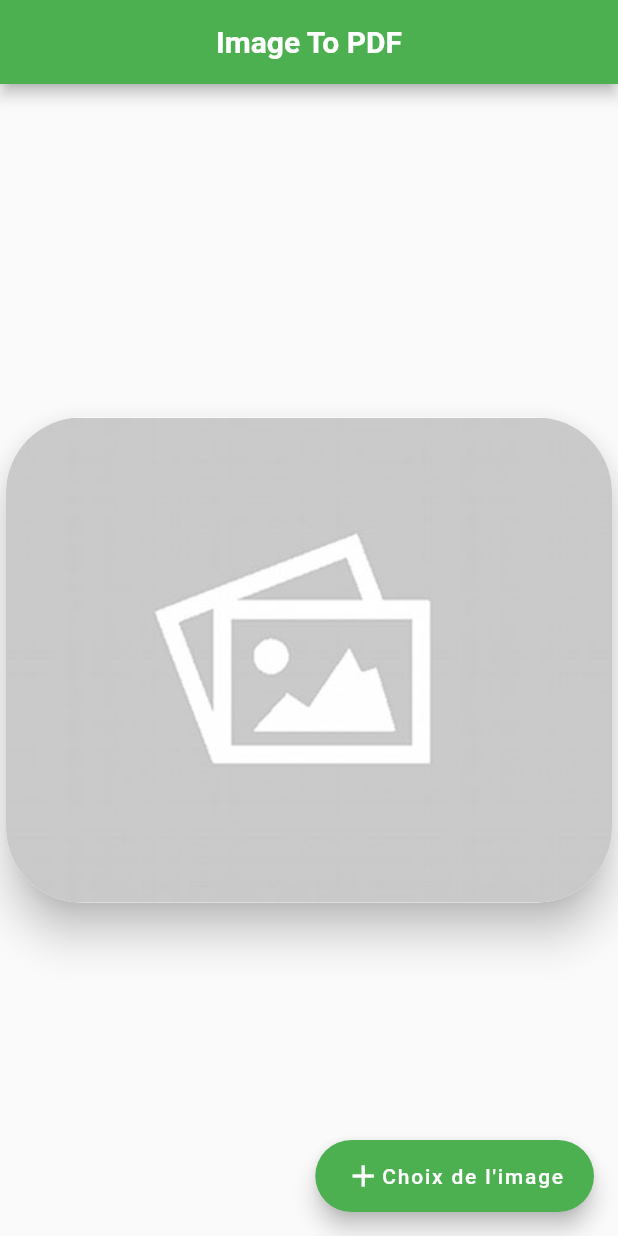
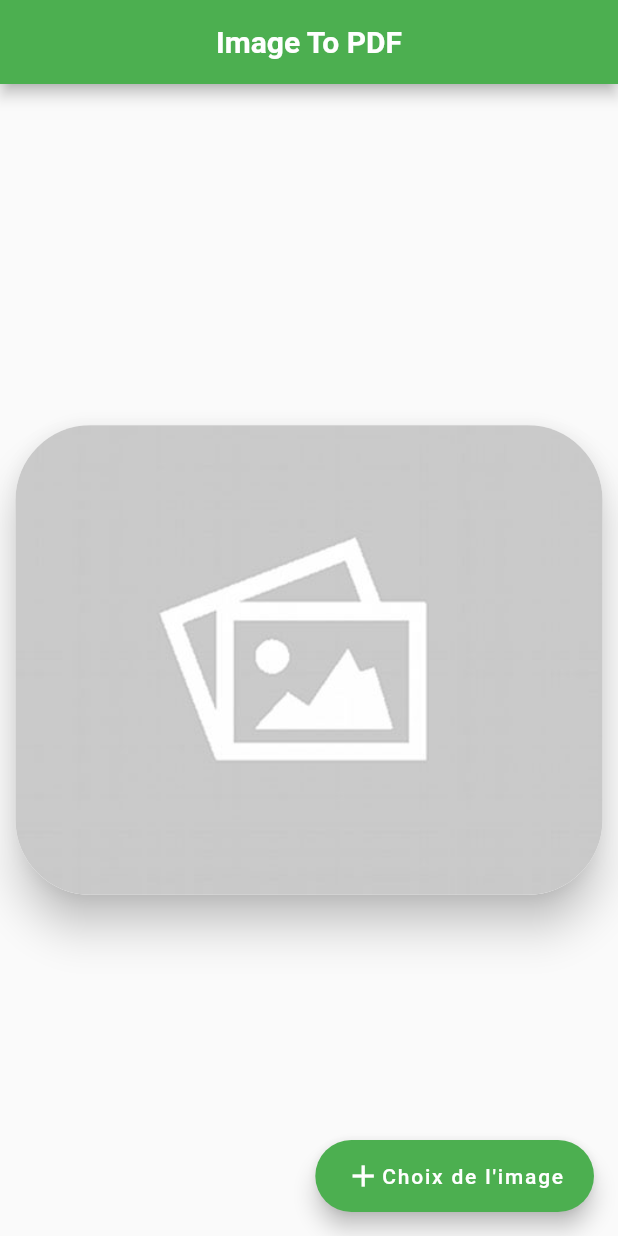
Before and after one commit to Maxvyr/Image_to_PDF, a Flutter app: the screen it shows after launch, on a phone screen of 412 x 824 dp. Run offline on Flutter 3.47's test engine with Material 2 defaults, Android fonts, the phone set to English and light mode, and no system bars; our stand-ins replace image_picker, open_file, pdf.

Commit message:
design image empty + add listening if user click on image empty to open choice image

```diff
--- a/lib/views/home_page.dart
+++ b/lib/views/home_page.dart
@@ -26,7 +26,9 @@ class _MyHomePageState extends State<MyHomePage> {
       ),
       body: Center(
         child: (_imageFile == null)
-            ? ViewImageEmpty()
+            ? ViewImageEmpty(
+                callback: _pickImage,
+              )
             : ViewImageSelected(_imageFile!),
       ),
       floatingActionButton: (_imageFile == null)
@@ -55,7 +57,6 @@ class _MyHomePageState extends State<MyHomePage> {
 
       setState(() {
         _imageFile = image;
-        print(_imageFile.toString());
       });
     } catch (e) {
       print(e);
@@ -64,19 +65,27 @@ class _MyHomePageState extends State<MyHomePage> {
 }
 
 class ViewImageEmpty extends StatelessWidget {
+  final VoidCallback callback;
+
+  ViewImageEmpty({required this.callback});
+
   @override
   Widget build(BuildContext context) {
     const _radius = 50.0;
-    return Card(
+    return InkWell(
+      onTap: callback,
+      child: Card(
         elevation: 12.0,
         shape: RoundedRectangleBorder(
           borderRadius: BorderRadius.circular(_radius),
         ),
         child: SizedBox(
+          width: MediaQuery.of(context).size.width * 0.95,
           child: ClipRRect(
             borderRadius: BorderRadius.circular(_radius),
             child: Image.asset(
               "assets/img/empty.jpg",
+            ),
           ),
         ),
       ),
```
Lines whose indentation alone changed are shown as unchanged.
